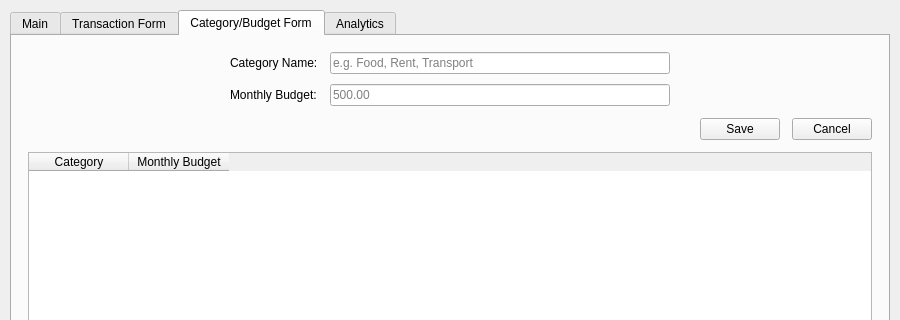
First picture: the form in src/GUI.ui, repository LeoPaquette/ExpenseTracker, before the edit; both pictures show x 0 to 900 and y 0 to 320 of the 900 by 760 pixel window.
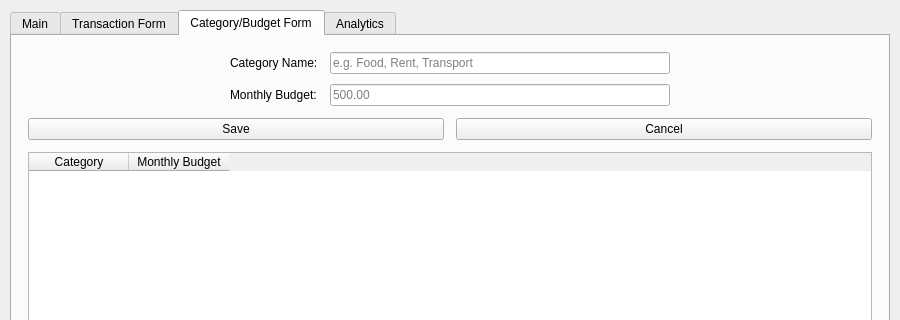
Second picture: the form after the edit. The open tabs and pages were chosen to show the change.

Commit message: feat: subtle ui change. deleted white space block in categories form that pished save/cancel to the right side of the gui.

Patch:
```diff
--- a/src/GUI.ui
+++ b/src/GUI.ui
@@ -709,19 +709,6 @@
        </item>
        <item>
         <layout class="QHBoxLayout" name="horizontalLayout">
-         <item>
-          <spacer name="spacerCategoryButtons">
-           <property name="orientation">
-            <enum>Qt::Orientation::Horizontal</enum>
-           </property>
-           <property name="sizeHint" stdset="0">
-            <size>
-             <width>40</width>
-             <height>20</height>
-            </size>
-           </property>
-          </spacer>
-         </item>
          <item>
           <widget class="QPushButton" name="btnSaveCategory">
            <property name="text">
```
Left out of the diff: 2 changed lines with no effect on the pictures.
